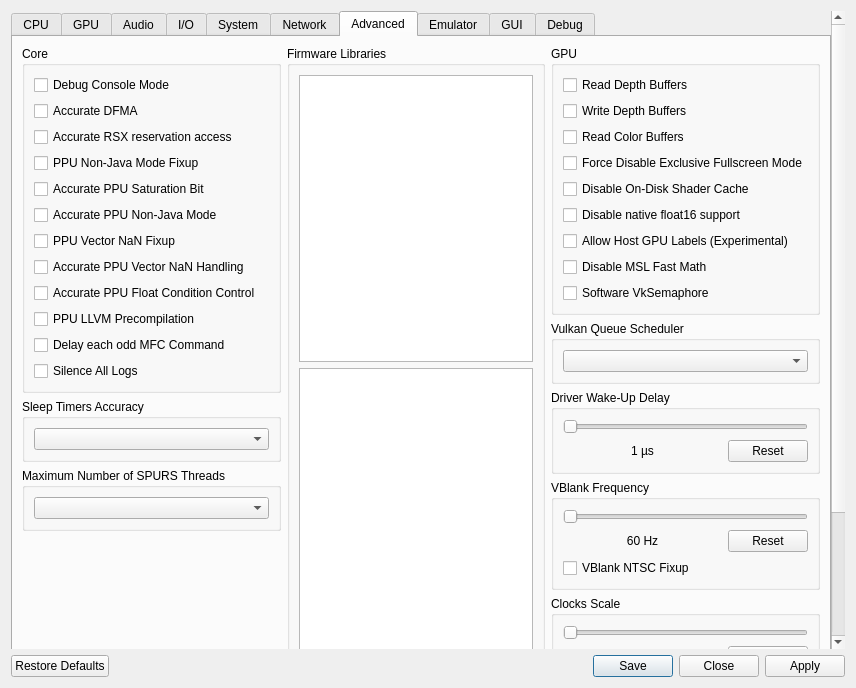
Before: the Qt Designer form rpcs3/rpcs3qt/settings_dialog.ui in RPCS3/rpcs3, drawn with Qt 5.
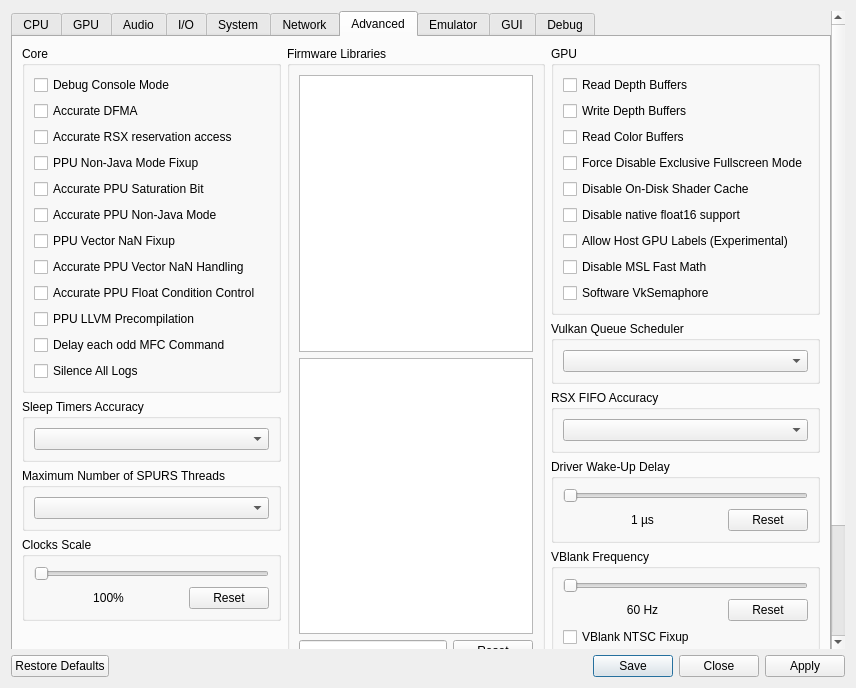
After: the same form once the commit is applied. The open tabs and pages were chosen to show the change. Icons and pictures are not drawn.

Commit message: rsx: Implement atomic FIFO fetching (stability improvement) (non-default setting) (#12107)

```diff
--- a/rpcs3/rpcs3qt/settings_dialog.ui
+++ b/rpcs3/rpcs3qt/settings_dialog.ui
@@ -2284,6 +2284,49 @@
               </layout>
              </widget>
             </item>
+            <item>
+             <widget class="QGroupBox" name="gb_clockScale">
+              <property name="sizePolicy">
+               <sizepolicy hsizetype="Preferred" vsizetype="Minimum">
+                <horstretch>0</horstretch>
+                <verstretch>0</verstretch>
+               </sizepolicy>
+              </property>
+              <property name="title">
+               <string>Clocks Scale</string>
+              </property>
+              <layout class="QVBoxLayout" name="gb_clockScale_layout">
+               <item>
+                <widget class="QSlider" name="clockScale">
+                 <property name="orientation">
+                  <enum>Qt::Horizontal</enum>
+                 </property>
+                </widget>
+               </item>
+               <item>
+                <layout class="QHBoxLayout" name="clockScaleLayout" stretch="1,0">
+                 <item>
+                  <widget class="QLabel" name="clockScaleText">
+                   <property name="text">
+                    <string>100%</string>
+                   </property>
+                   <property name="alignment">
+                    <set>Qt::AlignCenter</set>
+                   </property>
+                  </widget>
+                 </item>
+                 <item>
+                  <widget class="QPushButton" name="clockScaleReset">
+                   <property name="text">
+                    <string>Reset</string>
+                   </property>
+                  </widget>
+                 </item>
+                </layout>
+               </item>
+              </layout>
+             </widget>
+            </item>
             <item>
              <spacer name="advancedTabSpacerLeft">
               <property name="orientation">
@@ -2459,6 +2502,24 @@
               </layout>
              </widget>
             </item>
+            <item>
+             <widget class="QGroupBox" name="gb_rsx_fifo_accuracy">
+              <property name="sizePolicy">
+               <sizepolicy hsizetype="Preferred" vsizetype="Minimum">
+                <horstretch>0</horstretch>
+                <verstretch>0</verstretch>
+               </sizepolicy>
+              </property>
+              <property name="title">
+               <string>RSX FIFO Accuracy</string>
+              </property>
+              <layout class="QVBoxLayout" name="gb_rsx_fifo_accuracy_layout">
+               <item>
+                <widget class="QComboBox" name="FIFOAccuracy"/>
+               </item>
+              </layout>
+             </widget>
+            </item>
             <item>
              <widget class="QGroupBox" name="gb_wakeupDelay">
               <property name="sizePolicy">
@@ -2552,49 +2613,6 @@
               </layout>
              </widget>
             </item>
-            <item>
-             <widget class="QGroupBox" name="gb_clockScale">
-              <property name="sizePolicy">
-               <sizepolicy hsizetype="Preferred" vsizetype="Minimum">
-                <horstretch>0</horstretch>
-                <verstretch>0</verstretch>
-               </sizepolicy>
-              </property>
-              <property name="title">
-               <string>Clocks Scale</string>
-              </property>
-              <layout class="QVBoxLayout" name="gb_clockScale_layout">
-               <item>
-                <widget class="QSlider" name="clockScale">
-                 <property name="orientation">
-                  <enum>Qt::Horizontal</enum>
-                 </property>
-                </widget>
-               </item>
-               <item>
-                <layout class="QHBoxLayout" name="clockScaleLayout" stretch="1,0">
-                 <item>
-                  <widget class="QLabel" name="clockScaleText">
-                   <property name="text">
-                    <string>100%</string>
-                   </property>
-                   <property name="alignment">
-                    <set>Qt::AlignCenter</set>
-                   </property>
-                  </widget>
-                 </item>
-                 <item>
-                  <widget class="QPushButton" name="clockScaleReset">
-                   <property name="text">
-                    <string>Reset</string>
-                   </property>
-                  </widget>
-                 </item>
-                </layout>
-               </item>
-              </layout>
-             </widget>
-            </item>
             <item>
              <spacer name="advancedTabSpacerRight">
               <property name="orientation">
```
The commit also changes 16 other files.
